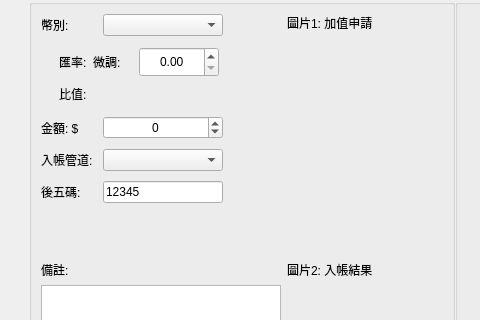
The window that src/AdbClient/StageCustomerService/LayerAddCost.ui (roger0816/Adb) describes before a commit, drawn with Qt 5; both pictures show x 0 to 480 and y 149 to 469 of the 909 by 728 pixel window.
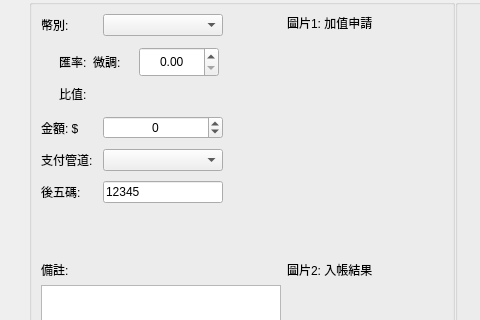
The same window after the commit. Custom widgets are drawn as their Qt base class.

```diff
--- a/src/AdbClient/StageCustomerService/LayerAddCost.ui
+++ b/src/AdbClient/StageCustomerService/LayerAddCost.ui
@@ -396,7 +396,7 @@
                   <item row="4" column="0">
                    <widget class="QLabel" name="label_7">
                     <property name="text">
-                     <string>入帳管道:</string>
+                     <string>支付管道:</string>
                     </property>
                    </widget>
                   </item>
```
